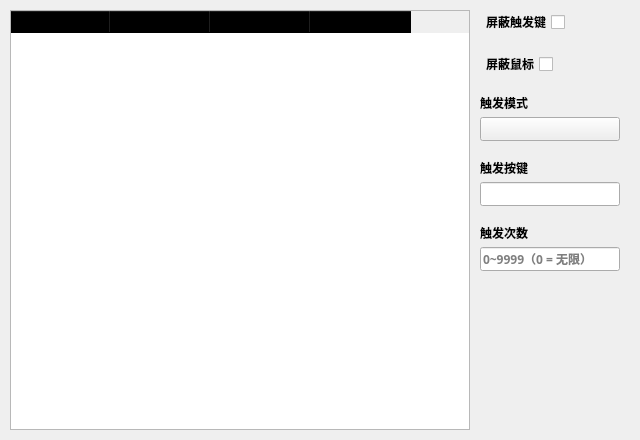
Above: source/ui/TriggerUi.ui from ChiyukiGana/Quickinput before the change. Below: the same form after it.
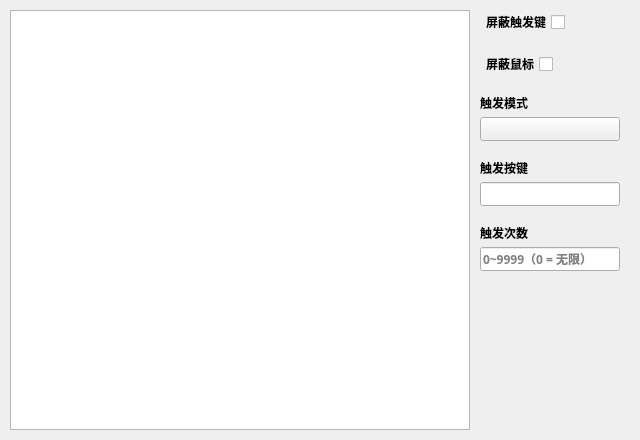
That is the form after the change. Icons and pictures are not drawn. Custom widgets are drawn as their Qt base class.

What changed in the file:
```diff
--- a/source/ui/TriggerUi.ui
+++ b/source/ui/TriggerUi.ui
@@ -77,7 +77,7 @@
          <number>0</number>
         </property>
         <item>
-         <widget class="QTableWidget" name="macro_table">
+         <widget class="QMacroTable" name="macroGroup_table">
           <property name="sizePolicy">
            <sizepolicy hsizetype="Minimum" vsizetype="Preferred">
             <horstretch>0</horstretch>
@@ -100,12 +100,6 @@
           <property name="focusPolicy">
            <enum>Qt::ClickFocus</enum>
           </property>
-          <property name="layoutDirection">
-           <enum>Qt::LeftToRight</enum>
-          </property>
-          <property name="autoFillBackground">
-           <bool>false</bool>
-          </property>
           <property name="styleSheet">
            <string notr="true">QHeaderView::section,QScrollBar{background:transparent}</string>
           </property>
@@ -127,32 +121,9 @@
           <property name="selectionBehavior">
            <enum>QAbstractItemView::SelectRows</enum>
           </property>
-          <property name="textElideMode">
-           <enum>Qt::ElideRight</enum>
-          </property>
           <property name="showGrid">
            <bool>false</bool>
           </property>
-          <column>
-           <property name="text">
-            <string>宏</string>
-           </property>
-          </column>
-          <column>
-           <property name="text">
-            <string>按键</string>
-           </property>
-          </column>
-          <column>
-           <property name="text">
-            <string>模式</string>
-           </property>
-          </column>
-          <column>
-           <property name="text">
-            <string>状态</string>
-           </property>
-          </column>
          </widget>
         </item>
         <item>
@@ -509,6 +480,11 @@
    <extends>QLineEdit</extends>
    <header location="global">qkeyedit.h</header>
   </customwidget>
+  <customwidget>
+   <class>QMacroTable</class>
+   <extends>QTableWidget</extends>
+   <header location="global">qmacrotable.h</header>
+  </customwidget>
  </customwidgets>
  <resources>
   <include location="../res/QuickInput.qrc"/>
```
Left out of the diff: 6 changed lines with no effect on the pictures.
